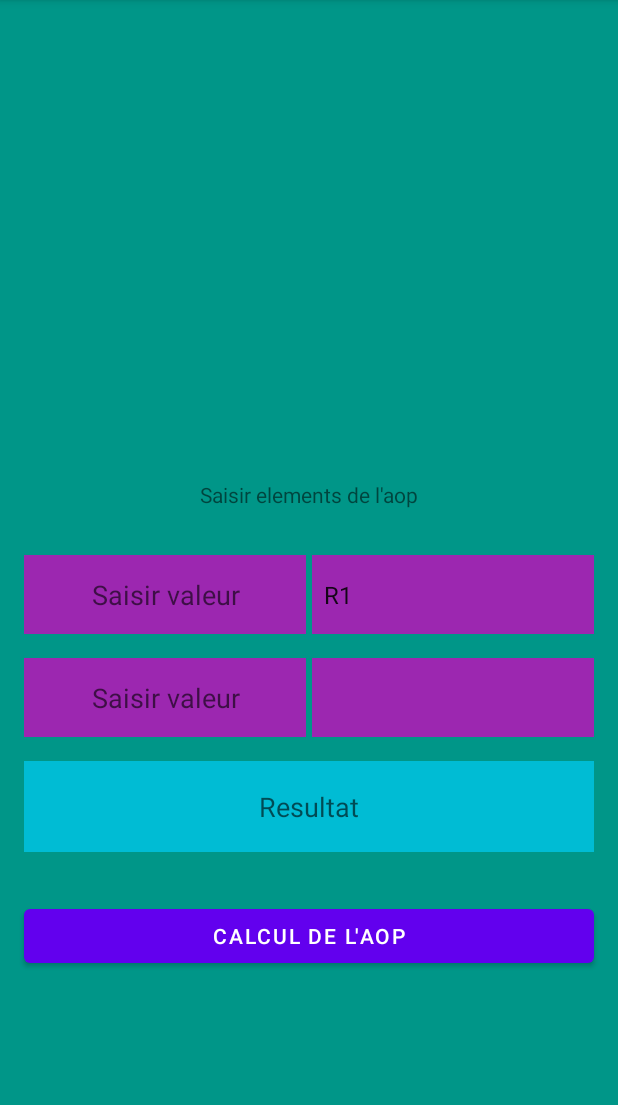
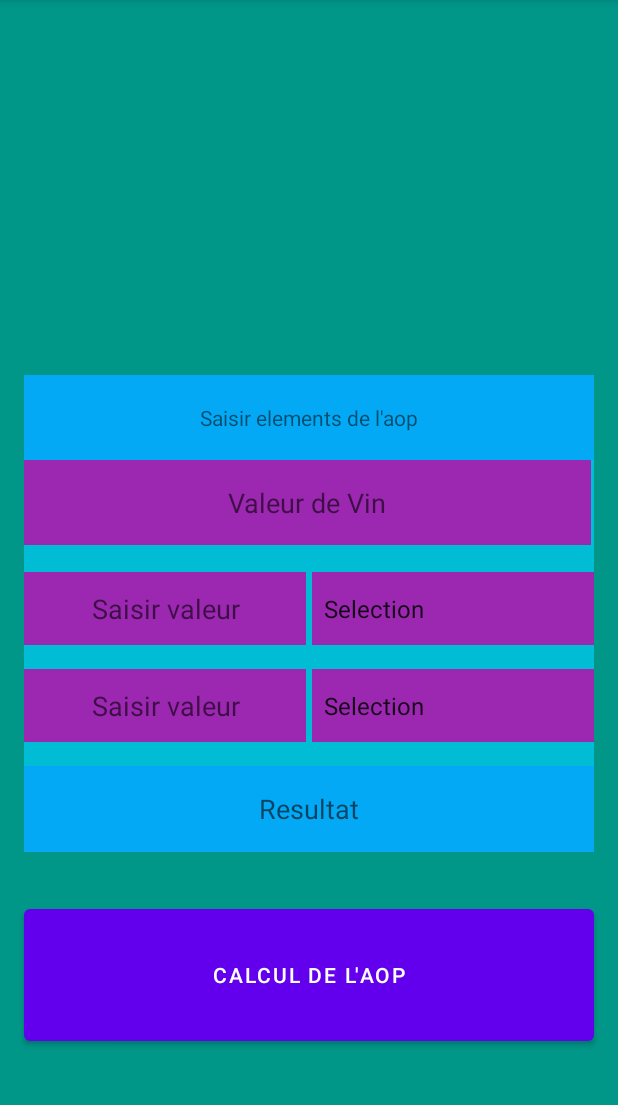
Before and after one commit to Theophile-Yvars/Mini-Projet, an Android app: the Aop screen opened directly, with no data from a screen before it, on a phone screen of 412 x 824 dp, the part 84-1189 px from its top. Run offline under Robolectric (Android 15) with nearby library versions, the phone set to English and light mode, and no system bars.

Commit message:
Aop Activity fonctionnelle

```diff
--- a/app/src/main/java/com/example/mapetiteapp/Aop.java
+++ b/app/src/main/java/com/example/mapetiteapp/Aop.java
@@ -3,34 +3,91 @@ package com.example.mapetiteapp;
 import androidx.appcompat.app.AppCompatActivity;
 
 import android.os.Bundle;
+import android.util.Log;
 import android.view.View;
 import android.widget.AdapterView;
 import android.widget.ArrayAdapter;
+import android.widget.Button;
+import android.widget.EditText;
 import android.widget.Spinner;
 
 public class Aop extends AppCompatActivity {
 
-    Spinner spinner;
+    float R1 = 0;
+    float R2 = 0;
+    float Vin = 0;
+    float gain = 0;
+
+    int pos1;
+    int pos2;
+
+    Spinner spinner1;
+    Spinner spinner2;
+
+    EditText input1; // Vin
+    EditText input2; // Vout et Gain ou R1 ou R2
+    EditText input3; // Vout et Gain ou R1 ou R2
+    EditText output; // Vout et Gain ou R1 ou R2
 
     @Override
     protected void onCreate(Bundle savedInstanceState) {
         super.onCreate(savedInstanceState);
         setContentView(R.layout.activity_aop);
 
-        spinner = (Spinner) findViewById(R.id.spinnerAop1);
+        Button buttonCalcul = findViewById(R.id.calculAop);
+        buttonCalcul.setOnClickListener(this::calculAop);
+
+        input1 = findViewById(R.id.inputAopVolt);
+        input2 = findViewById(R.id.inputAop2);
+        input3 = findViewById(R.id.inputAop3);
+        output = findViewById(R.id.outputAopCalcul);
+
+        spinner1 = (Spinner) findViewById(R.id.spinnerAop1);
+        spinner2 = (Spinner) findViewById(R.id.spinnerAop2);
+
         ArrayAdapter<CharSequence> adapter = ArrayAdapter.createFromResource(this,R.array.choix_Aop, android.R.layout.simple_spinner_item);
         adapter.setDropDownViewResource(android.R.layout.simple_spinner_dropdown_item);
-        spinner.setAdapter(adapter);
 
-        spinner.setOnItemSelectedListener(new AdapterView.OnItemSelectedListener() {
+        spinner1.setAdapter(adapter);
+        spinner2.setAdapter(adapter);
+
+        spinner1.setOnItemSelectedListener(new AdapterView.OnItemSelectedListener() {
+                //String inputStr = input2.getText().toString();
+
+                @Override
+
+                public void onItemSelected (AdapterView < ? > parent, View view,int position, long id){
+                if (position == 1) { // R1
+                    //R1 = Float.parseFloat(inputStr);
+                    pos1 = 1;
+                } else if (position == 2) { // R2
+                    //R2 = Float.parseFloat(inputStr);
+                    pos1 = 2;
+                } else if (position == 3) { // Gain
+                    //gain = Float.parseFloat(inputStr);
+                    pos1 = 3;
+                }
+             }
+
+            @Override
+            public void onNothingSelected(AdapterView<?> parent) {
+
+            }
+        });
+
+        spinner2.setOnItemSelectedListener(new AdapterView.OnItemSelectedListener() {
+            //final String inputStr = input3.getText().toString();
             @Override
             public void onItemSelected(AdapterView<?> parent, View view, int position, long id) {
-                if(position == 1) {
-
-                }else if(position == 2){
-
-                }else{
-
+                if (position == 1) { // R1
+                //R1 = Float.parseFloat(inputStr);
+                    pos2 = 1;
+                } else if (position == 2) { // R2
+                    //R2 = Float.parseFloat(inputStr);
+                    pos2 = 2;
+                } else if (position == 3) { // Gain
+                    //gain = Float.parseFloat(inputStr);
+                    pos2 = 3;
                 }
             }
 
@@ -40,4 +97,73 @@ public class Aop extends AppCompatActivity {
             }
         });
     }
+
+    void calculAop(View sender){
+        R1 = 0;
+        R2 = 0;
+        Vin = 0;
+        gain = 0;
+
+        String outputStr2 = null;
+        final String inputStr = input1.getText().toString();
+        Vin = Float.parseFloat(inputStr);
+        float vout = 0;
+
+        final String inputStr1 = input2.getText().toString();
+        final String inputStr2 = input3.getText().toString();
+
+        float val1 = Float.parseFloat(inputStr1);
+        float val2 = Float.parseFloat(inputStr2);
+
+        Log.i("pos1", String.valueOf(pos1));
+        Log.i("pos2", String.valueOf(pos2));
+
+        if(pos1 == 1)
+            R1 = val1;
+        if(pos1 == 2)
+            R2 = val1;
+        if(pos1 == 3)
+            gain = val1;
+
+        if(pos2 == 1)
+            R1 = val2;
+        if(pos2 == 2)
+            R2 = val2;
+        if(pos2 == 3)
+            gain = val2;
+
+        if(R2 == 0){
+            R2 = CalculAop.calculR2(gain,R1);
+            outputStr2 = "R2 : " + R2 + " ohms";
+        }
+        if(R1 == 0){
+            R1 = CalculAop.calculR1(gain,R2);
+            outputStr2 = "R1 : " + R1 + " ohms";
+        }
+        if(gain == 0){
+            gain = CalculAop.calculGain(R1,R2);
+            vout = CalculAop.calculVout(gain,Vin);
+            outputStr2 = "Gain : " + gain + ". Vout : " + vout + "V";
+        }
+
+        if(pos1 == pos2){
+            outputStr2 = "Erreur saisie";
+        }
+
+        output.setText(outputStr2);
+
+        Log.i("R1", String.valueOf(R1));
+        Log.i("R2", String.valueOf(R2));
+        Log.i("gain", String.valueOf(gain));
+        Log.i("Vin", String.valueOf(Vin));
+        Log.i("Vout", String.valueOf(vout));
+        Log.i("valeur",outputStr2);
+
+        R1 = 0;
+        R2 = 0;
+        Vin = 0;
+        gain = 0;
+        vout = 0;
+    }
+
 }
--- a/app/src/main/res/layout/activity_aop.xml
+++ b/app/src/main/res/layout/activity_aop.xml
@@ -13,10 +13,11 @@
         android:layout_height="match_parent"
         android:layout_marginStart="16dp"
         android:layout_marginLeft="16dp"
-        android:layout_marginTop="300dp"
+        android:layout_marginTop="250dp"
         android:layout_marginEnd="16dp"
         android:layout_marginRight="16dp"
         android:layout_marginBottom="200dp"
+        android:background="#00BCD4"
         android:orientation="vertical"
         app:layout_constraintBottom_toBottomOf="parent"
         app:layout_constraintEnd_toEndOf="parent"
@@ -26,22 +27,36 @@
         app:layout_constraintVertical_bias="1.0">
 
         <TextView
-            android:id="@+id/textView2"
+            android:id="@+id/inputAop1"
             android:layout_width="match_parent"
             android:layout_height="0dp"
             android:layout_weight="1"
+            android:background="#03A9F4"
             android:gravity="center"
             android:text="@string/textAop" />
+
+        <EditText
+            android:id="@+id/inputAopVolt"
+            android:layout_width="match_parent"
+            android:layout_height="0dp"
+            android:layout_marginRight="2dp"
+            android:layout_marginBottom="8dp"
+            android:layout_weight="1"
+            android:background="#9C27B0"
+            android:ems="10"
+            android:gravity="center"
+            android:hint="@string/inputAopVin"
+            android:inputType="numberDecimal" />
 
         <LinearLayout
             android:layout_width="match_parent"
             android:layout_height="0dp"
+            android:layout_marginTop="10dp"
             android:layout_weight="1"
-            android:layout_marginTop="10dp"
             android:orientation="horizontal">
 
             <EditText
-                android:id="@+id/inputAop1"
+                android:id="@+id/inputAop2"
                 android:layout_width="50dp"
                 android:layout_height="match_parent"
                 android:layout_marginRight="2dp"
@@ -76,7 +91,7 @@
             android:orientation="horizontal">
 
             <EditText
-                android:id="@+id/inputAop2"
+                android:id="@+id/inputAop3"
                 android:layout_width="12dp"
                 android:layout_height="match_parent"
                 android:layout_marginTop="8dp"
@@ -104,12 +119,12 @@
         </LinearLayout>
 
         <EditText
-            android:id="@+id/output"
+            android:id="@+id/outputAopCalcul"
             android:layout_width="match_parent"
             android:layout_height="0dp"
             android:layout_marginTop="16dp"
             android:layout_weight="1"
-            android:background="#00BCD4"
+            android:background="#03A9F4"
             android:ems="10"
             android:enabled="false"
             android:gravity="center"
@@ -119,9 +134,9 @@
     </LinearLayout>
 
     <Button
-        android:id="@+id/calculRes"
+        android:id="@+id/calculAop"
         android:layout_width="match_parent"
-        android:layout_height="wrap_content"
+        android:layout_height="100dp"
         android:layout_marginStart="16dp"
         android:layout_marginLeft="16dp"
         android:layout_marginTop="32dp"
--- a/app/src/main/res/values/strings.xml
+++ b/app/src/main/res/values/strings.xml
@@ -13,8 +13,10 @@
     <string name="outputAop">Resultat</string>
     <string name="textAop">Saisir elements de l\'aop</string>
     <string name="actionAop">Calcul de l\'AOP</string>
+    <string name="inputAopVin">Valeur de Vin</string>
 
     <string-array name="choix_Aop">
+        <item>Selection</item>
         <item>R1</item>
         <item>R2</item>
         <item>Gain</item>
```
Also changed, not shown: app/src/main/java/com/example/mapetiteapp/CalculAop.java (added, +24 -0 lines).
